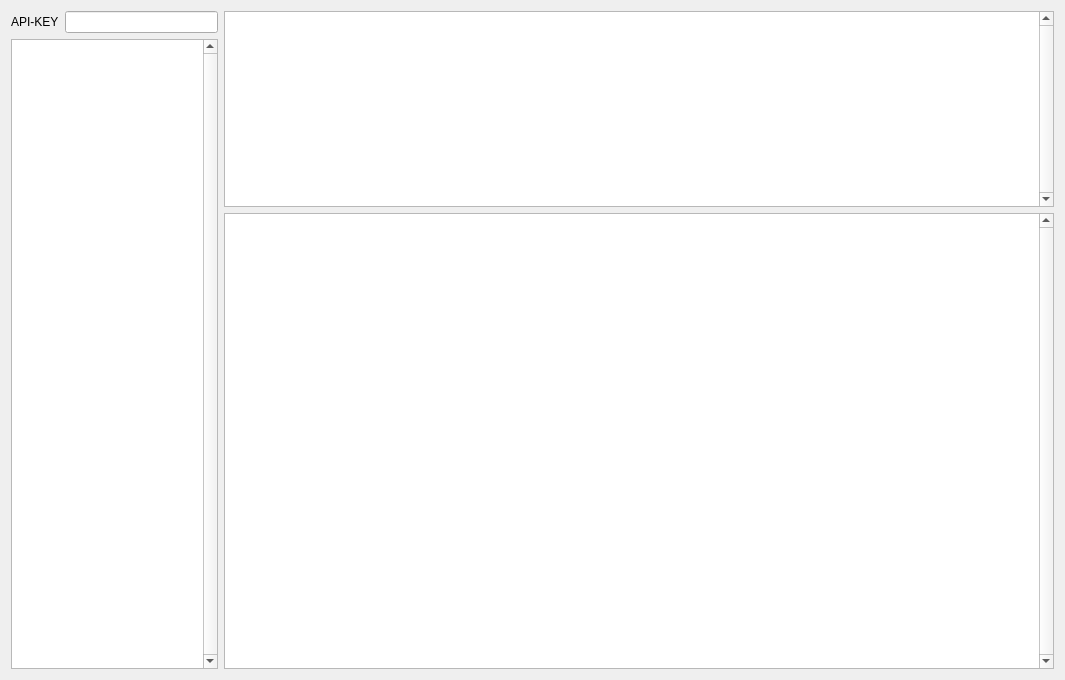
Above: moc/mainwindow.ui from PlayBody/TechCall before the change. Below: the same form after it.
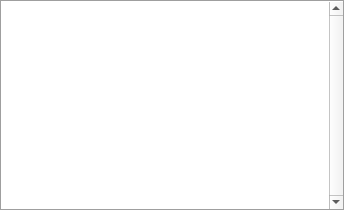
That is the form after the change.

Diff of the .ui file:
```diff
--- a/moc/mainwindow.ui
+++ b/moc/mainwindow.ui
@@ -6,89 +6,83 @@
    <rect>
     <x>0</x>
     <y>0</y>
-    <width>1065</width>
-    <height>680</height>
+    <width>345</width>
+    <height>211</height>
    </rect>
   </property>
   <property name="windowTitle">
    <string>OpenAI</string>
   </property>
   <layout class="QGridLayout" name="gridLayout">
+   <property name="leftMargin">
+    <number>0</number>
+   </property>
+   <property name="topMargin">
+    <number>0</number>
+   </property>
+   <property name="rightMargin">
+    <number>0</number>
+   </property>
+   <property name="bottomMargin">
+    <number>0</number>
+   </property>
    <item row="0" column="0">
-    <layout class="QHBoxLayout" name="horizontalLayout_2" stretch="2,8">
-     <item>
-      <layout class="QVBoxLayout" name="verticalLayout">
-       <item>
-        <layout class="QHBoxLayout" name="horizontalLayout">
-         <item>
-          <widget class="QLabel" name="label">
-           <property name="text">
-            <string>API-KEY</string>
-           </property>
-          </widget>
-         </item>
-         <item>
-          <widget class="QLineEdit" name="EDIT_API_KEY">
-           <property name="echoMode">
-            <enum>QLineEdit::Password</enum>
-           </property>
-          </widget>
-         </item>
-        </layout>
-       </item>
-       <item>
         <widget class="QListWidget" name="LIST_THEME">
          <property name="font">
           <font>
-           <pointsize>12</pointsize>
-          </font>
-         </property>
-         <property name="verticalScrollBarPolicy">
-          <enum>Qt::ScrollBarAlwaysOn</enum>
-         </property>
-        </widget>
-       </item>
-      </layout>
-     </item>
-     <item>
-      <layout class="QVBoxLayout" name="verticalLayout_2" stretch="3,7">
-       <item>
-        <widget class="QPlainTextEdit" name="EDIT_PROMPT">
-         <property name="font">
-          <font>
-           <pointsize>11</pointsize>
-          </font>
-         </property>
+       <pointsize>14</pointsize>
+      </font>
+     </property>
+     <property name="cursor" stdset="0">
+      <cursorShape>PointingHandCursor</cursorShape>
+     </property>
+     <property name="styleSheet">
+      <string notr="true">QListWidget::item:hover {
+                background-color: lightblue;
+}
+
+QListWidget::item:selected {
+                background-color: green;
+}
+
+QListWidget::item:pressed {
+                background-color: lightcoral;
+}</string>
+     </property>
+     <property name="frameShape">
+      <enum>QFrame::Box</enum>
+     </property>
+     <property name="frameShadow">
+      <enum>QFrame::Sunken</enum>
+     </property>
          <property name="verticalScrollBarPolicy">
           <enum>Qt::ScrollBarAlwaysOn</enum>
          </property>
-         <property name="plainText">
-          <string/>
-         </property>
-        </widget>
-       </item>
-       <item>
-        <widget class="QTextBrowser" name="EDIT_ANSWER">
-         <property name="font">
-          <font>
-           <pointsize>11</pointsize>
-          </font>
-         </property>
-         <property name="verticalScrollBarPolicy">
-          <enum>Qt::ScrollBarAlwaysOn</enum>
-         </property>
-         <property name="html">
-          <string>&lt;!DOCTYPE HTML PUBLIC &quot;-//W3C//DTD HTML 4.0//EN&quot; &quot;http://www.w3.org/TR/REC-html40/strict.dtd&quot;&gt;
-&lt;html&gt;&lt;head&gt;&lt;meta name=&quot;qrichtext&quot; content=&quot;1&quot; /&gt;&lt;style type=&quot;text/css&quot;&gt;
-p, li { white-space: pre-wrap; }
-&lt;/style&gt;&lt;/head&gt;&lt;body style=&quot; font-family:'MS Shell Dlg 2'; font-size:11pt; font-weight:400; font-style:normal;&quot;&gt;
-&lt;p style=&quot;-qt-paragraph-type:empty; margin-top:0px; margin-bottom:0px; margin-left:0px; margin-right:0px; -qt-block-indent:0; text-indent:0px; font-size:8.25pt;&quot;&gt;&lt;br /&gt;&lt;/p&gt;&lt;/body&gt;&lt;/html&gt;</string>
-         </property>
-        </widget>
-       </item>
-      </layout>
-     </item>
-    </layout>
+     <property name="editTriggers">
+      <set>QAbstractItemView::NoEditTriggers</set>
+     </property>
+     <property name="alternatingRowColors">
+      <bool>true</bool>
+     </property>
+     <property name="verticalScrollMode">
+      <enum>QAbstractItemView::ScrollPerPixel</enum>
+     </property>
+     <property name="isWrapping" stdset="0">
+      <bool>true</bool>
+     </property>
+     <property name="resizeMode">
+      <enum>QListView::Adjust</enum>
+     </property>
+     <property name="viewMode">
+      <enum>QListView::ListMode</enum>
+     </property>
+     <property name="wordWrap">
+      <bool>true</bool>
+     </property>
+     <property name="selectionRectVisible">
+      <bool>true</bool>
+     </property>
+    </widget>
    </item>
   </layout>
  </widget>
```
Left out of the diff: 2 changed lines with no effect on the pictures. Lines whose indentation alone changed are shown as unchanged.
